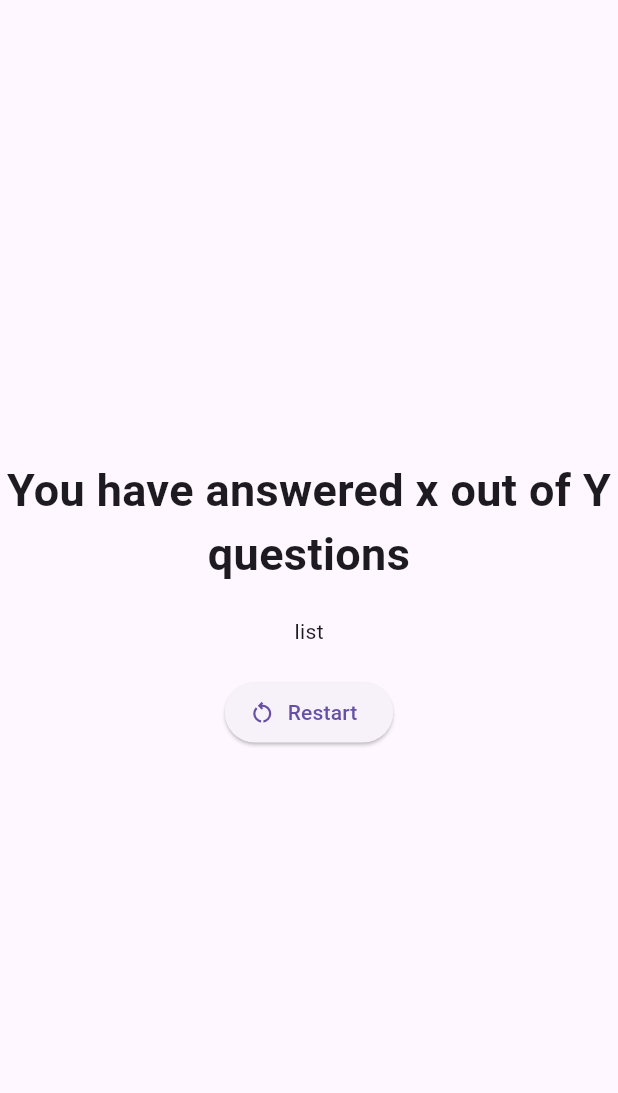
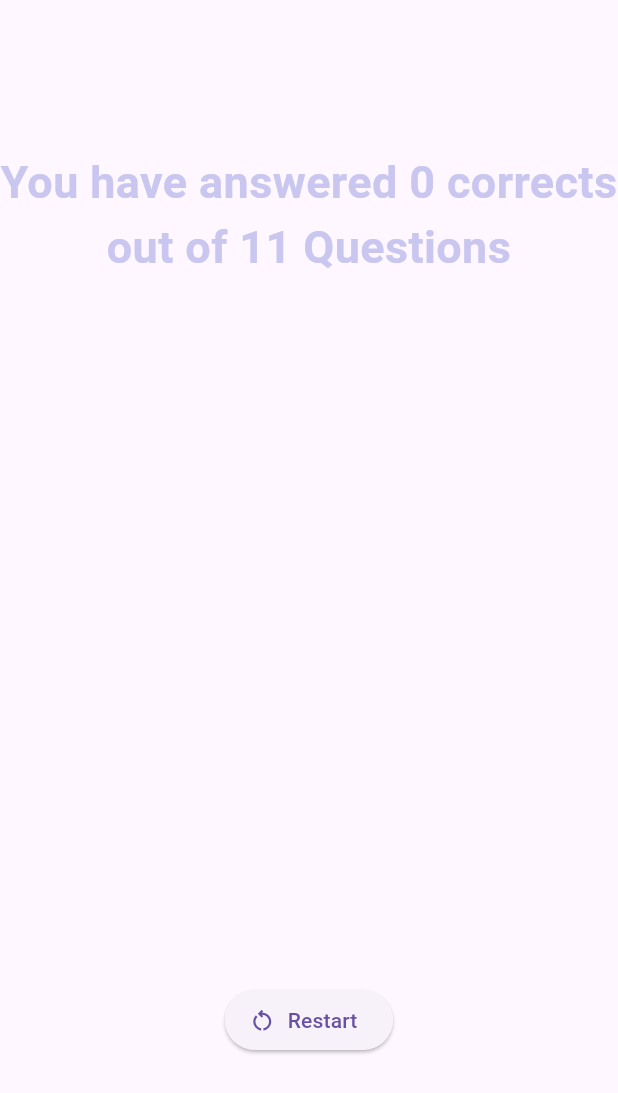
Before and after one commit to Talha-Aslam/flutter_application_2, a Flutter app: the Resultscreen widget shown alone on an empty page, opened directly with empty values, on a phone screen of 412 x 824 dp. Shown: the top 1093 px of the screen. Run offline on Flutter 3.47's test engine with Material 3 defaults, Android fonts, the phone set to English and light mode, and no system bars; our stand-ins replace google_fonts.

Commit message:
Final App

```diff
--- a/lib/data/question_list.dart
+++ b/lib/data/question_list.dart
@@ -52,4 +52,49 @@ final questions = [
       'By calling updateState()',
     ],
   ),
+  QuizQuestions(
+    'What programming language is used to write Flutter apps?',
+    [
+      'Dart',
+      'JavaScript',
+      'Python',
+      'Swift',
+    ],
+  ),
+  QuizQuestions(
+    'Which widget is used for repeating a single child along a given axis?',
+    [
+      'ListView',
+      'Column',
+      'Row',
+      'Stack',
+    ],
+  ),
+  QuizQuestions(
+    'What is the purpose of a StatefulWidget in Flutter?',
+    [
+      'To create a widget that has mutable state',
+      'To create a widget that has immutable state',
+      'To create a widget that is stateless',
+      'To create a widget that can only be used once',
+    ],
+  ),
+  QuizQuestions(
+    'Which method is used to build the UI of a StatelessWidget?',
+    [
+      'build',
+      'create',
+      'render',
+      'compose',
+    ],
+  ),
+  QuizQuestions(
+    'What is the function of the `setState` method in a StatefulWidget?',
+    [
+      'To update the state of the widget',
+      'To initialize the widget',
+      'To render the widget',
+      'To build the widget',
+    ],
+  ),
 ];
--- a/lib/resultscreen.dart
+++ b/lib/resultscreen.dart
@@ -1,5 +1,6 @@
 import 'package:flutter/material.dart';
 import 'package:flutter_application_2/data/question_list.dart';
+import 'package:flutter_application_2/question_summary.dart';
 
 class Resultscreen extends StatelessWidget {
   const Resultscreen(
@@ -13,7 +14,7 @@ class Resultscreen extends StatelessWidget {
 
     for (var i = 0; i < chosenAnswers.length; i++) {
       summary.add({
-        'question_index': questions.length,
+        'question_index': i,
         'questions': questions[i].text,
         'answer': questions[i].answers[0],
         'selectedAnswerlength': chosenAnswers.length,
@@ -25,26 +26,32 @@ class Resultscreen extends StatelessWidget {
 
   @override
   Widget build(context) {
+    final summarydata = getSummary();
+    final numTotalQuestions = questions.length;
+    final numAnswerdQuestion = summarydata.where((data) {
+      return data['answer'] == data['selectedAnswer'];
+    }).length;
     return Center(
       child: Column(
         mainAxisAlignment: MainAxisAlignment.center,
         crossAxisAlignment: CrossAxisAlignment.center,
         children: [
-          const Text(
-            'You have answered x out of Y questions',
+          Text(
+            'You have answered $numAnswerdQuestion corrects out of $numTotalQuestions Questions',
             textAlign: TextAlign.center,
-            style: TextStyle(
+            style: const TextStyle(
+              color: Color.fromARGB(255, 201, 198, 240),
               fontSize: 30.0,
               fontWeight: FontWeight.bold,
             ),
           ),
-          const SizedBox(height: 20),
-          Text("list"),
-          const SizedBox(height: 20),
+          const SizedBox(height: 30),
+          QuestionSummary(summarydata),
+          const SizedBox(height: 40),
           ElevatedButton.icon(
             onPressed: restartQuiz,
             icon: const Icon(Icons.restart_alt_outlined),
-            label: Text(
+            label: const Text(
               "Restart",
             ),
           ),
```
Also changed, not shown: lib/question_summary.dart (+49 -3 lines), lib/quiz_page.dart (+11 -5 lines).
